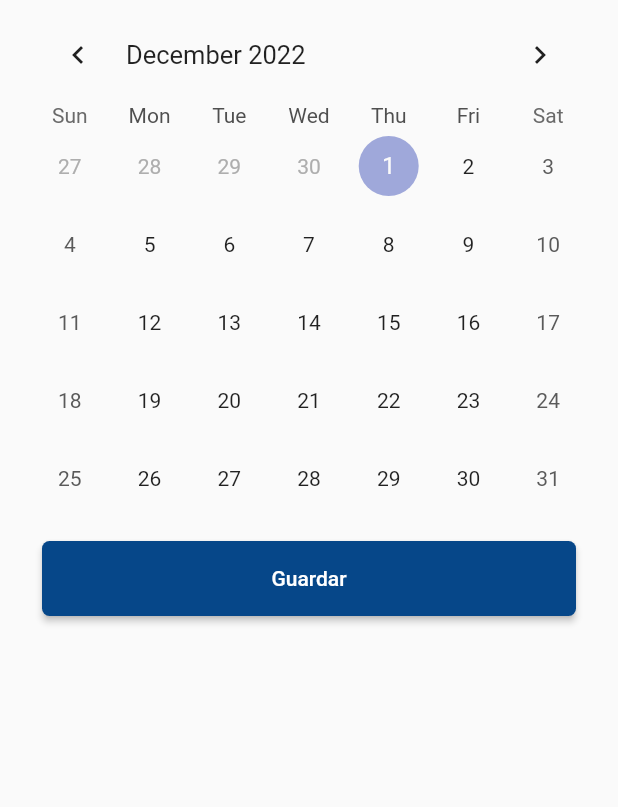
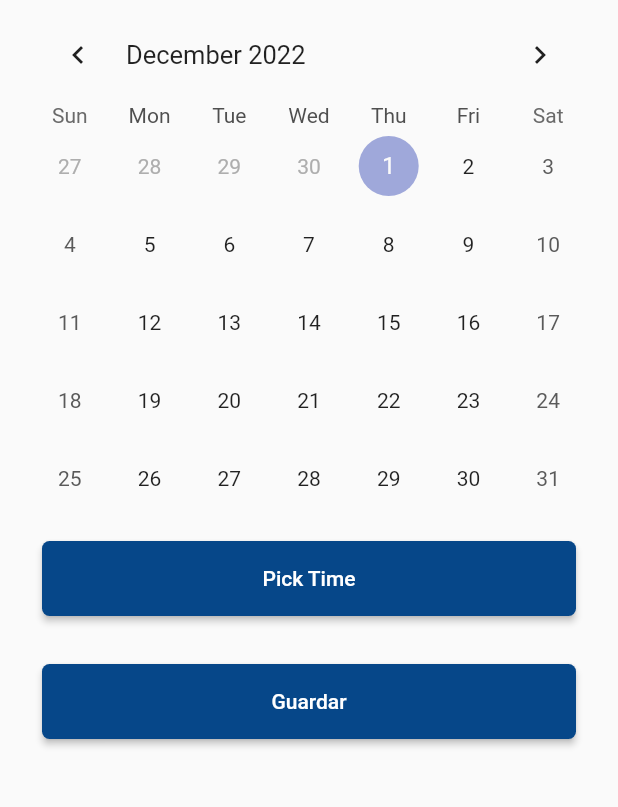
Before and after one commit to carlatalamantes/rides-iteso, a Flutter app: the RideCalendar screen opened directly, on a phone screen of 412 x 824 dp, the part 347-1154 px from its top. Run offline on Flutter 3.47's test engine with Material 2 defaults, Android fonts, the light colour scheme and no system bars; drawn by our look-alikes of table_calendar; our stand-ins replace bloc, cloud_firestore, equatable, firebase_auth, firebase_core, flutter_bloc and 1 more; missing offline and left inert: dart:ffi; accounts and stored records are empty.

Commit message:
added hour picker

```diff
--- a/lib/ride_calendar/ride_calendar.dart
+++ b/lib/ride_calendar/ride_calendar.dart
@@ -14,6 +14,7 @@ class _RideCalendarState extends State<RideCalendar> {
   DateTime _focusedDay = DateTime.now();
   DateTime? _selectedDay;
   List<DateTime> dateList = [];
+  TimeOfDay? time = TimeOfDay(hour: 12, minute: 12);
 
   @override
   Widget build(BuildContext context) {
@@ -44,7 +45,6 @@ class _RideCalendarState extends State<RideCalendar> {
                 selectedDayPredicate: (day) {
                   // Use `selectedDayPredicate` to determine which day is currently selected.
                   // If this returns true, then `day` will be marked as selected.
-
                   // Using `isSameDay` is recommended to disregard
                   // the time-part of compared DateTime objects.
                   return isSameDay(_selectedDay, day);
@@ -53,8 +53,7 @@ class _RideCalendarState extends State<RideCalendar> {
                   if (!isSameDay(_selectedDay, selectedDay)) {
                     // Call `setState()` when updating the selected day
                     checkDateList(selectedDay);
-                    setState(() {
-                    });
+                    setState(() {});
                   }
                 },
                 onPageChanged: (focusedDay) {
@@ -66,14 +65,31 @@ class _RideCalendarState extends State<RideCalendar> {
                     if (checkIfItExist(day)) {
                       final text = day.day;
                       return Center(
-                        child: Text(
-                          "$text",
-                          style: TextStyle(color: Colors.red),
+                        child: Container(
+                          height: 30,
+                          width: 30,
+                          decoration: BoxDecoration(
+                            color: const Color(0xFF064789),
+                            borderRadius: BorderRadius.circular(30),
+                          ),
+                          child: Center(
+                            child: Text(
+                              "$text",
+                              style: TextStyle(color: Colors.white),
+                            ),
+                          ),
                         ),
                       );
                     }
                   },
                 ),
+              ),
+              base_ElevatedButton(
+                text: 'Pick Time', //boton que cambia de color dependiendo
+                backgroundColor: const Color(0xFF064789),
+                onPressed: () async {
+                  await pickTime(context);
+                },
               ),
               base_ElevatedButton(
                 text: 'Guardar', //boton que cambia de color dependiendo
@@ -82,7 +98,6 @@ class _RideCalendarState extends State<RideCalendar> {
                   saveButton(context);
                 },
               ),
-
             ],
           ),
         ),
@@ -90,14 +105,30 @@ class _RideCalendarState extends State<RideCalendar> {
     );
   }
 
+  pickTime(BuildContext context) async {
+    time = await showTimePicker(
+      context: context,
+      initialTime: TimeOfDay.now(),
+      builder: (BuildContext context, Widget? child) {
+        return MediaQuery(
+          data: MediaQuery.of(context).copyWith(alwaysUse24HourFormat: true),
+          child: child!,
+        );
+      },
+    );
+    time = time?? const TimeOfDay(hour: 12, minute: 12);
+    print("Pick Time");
+  }
 
   saveButton(BuildContext context) {
+    DateTime function_name(arguments) => new DateTime(arguments.year, arguments.month, arguments.day, time!.hour, time!.minute);
+    List<DateTime> newList = dateList.map((arguments) => new DateTime(arguments.year, arguments.month, arguments.day, time!.hour, time!.minute)).toList();
+    print(newList);
     print("se guardaron las fechas");
-    Navigator.pop(context);
+    //Navigator.pop(context);
   }
 
-  bool checkIfItExist(DateTime date){
-
+  bool checkIfItExist(DateTime date) {
     return dateList.contains(date);
   }
 
```
